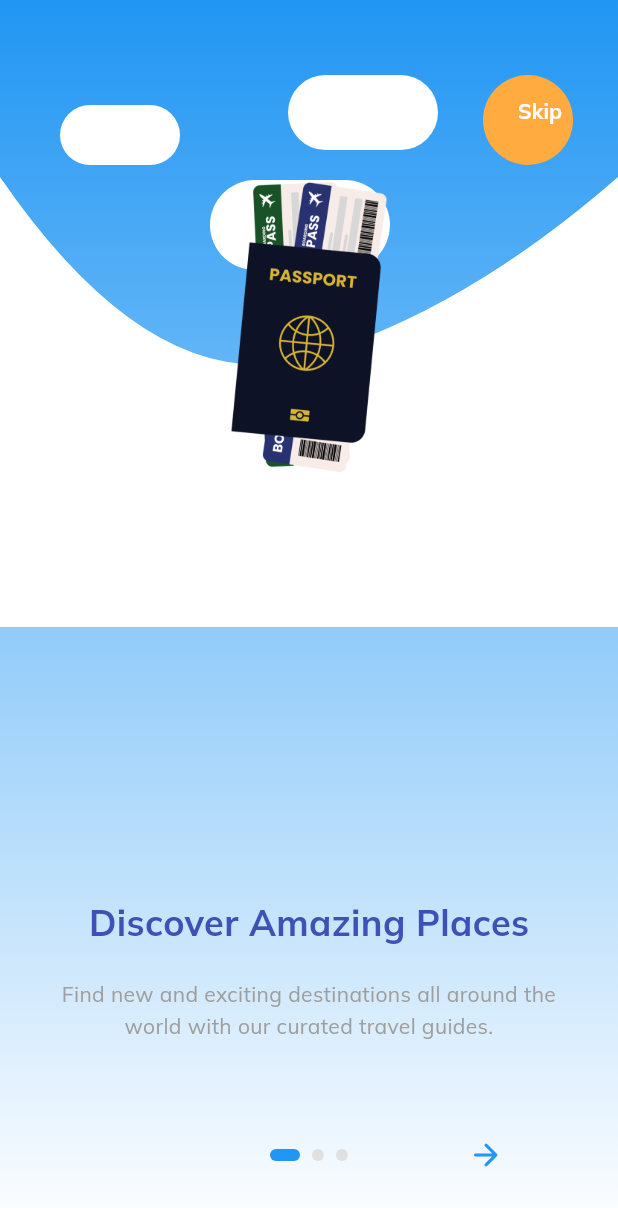
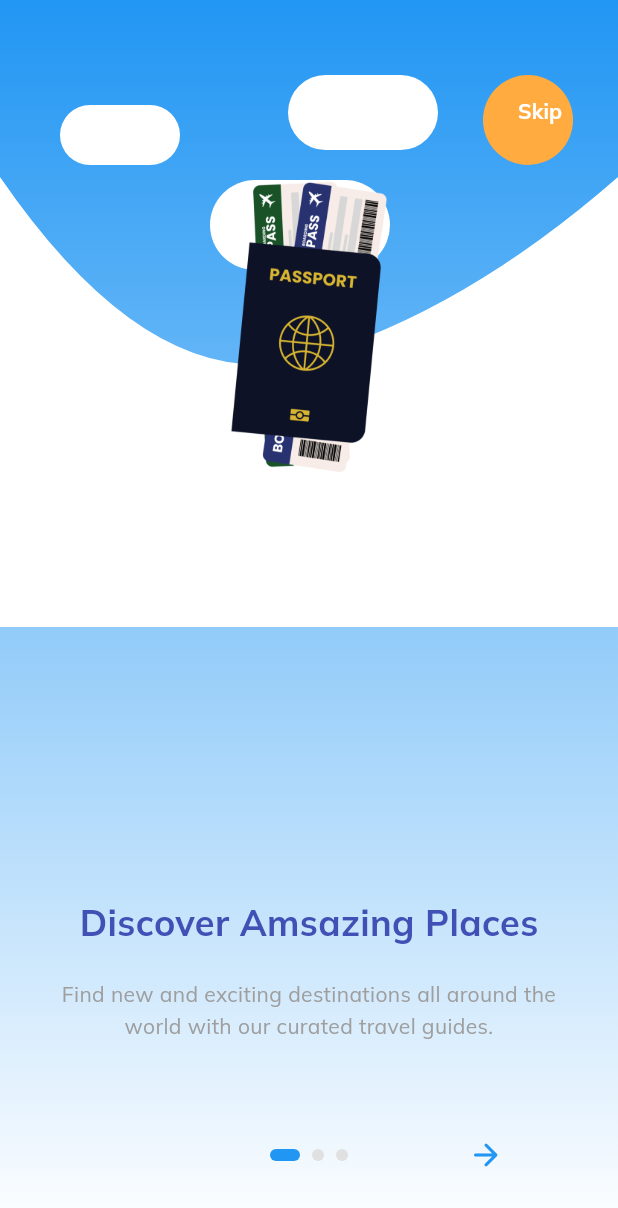
Before and after one commit to Unubold864/diplom, a Flutter app: the screen it shows after launch, on a phone screen of 412 x 824 dp. Shown: the top 1208 px of the screen. Run offline on Flutter 3.47's test engine with Material 3 defaults, Android fonts, the light colour scheme and no system bars; our stand-ins replace google_fonts, lottie; missing offline and left inert: ionicons_named.

Commit message:
add s letter

```diff
--- a/travel/frontend/lib/pages/one.dart
+++ b/travel/frontend/lib/pages/one.dart
@@ -35,7 +35,7 @@ class _IntroductionScreenState extends State<IntroductionScreen> {
             },
             children: [
               IntroPage(
-                title: "Discover Amazing Places",
+                title: "Discover Amsazing Places",
                 description: "Find new and exciting destinations all around the world with our curated travel guides.",
                 imagePath: "assets/tata.png",
                 pageIndex: 0,
```
